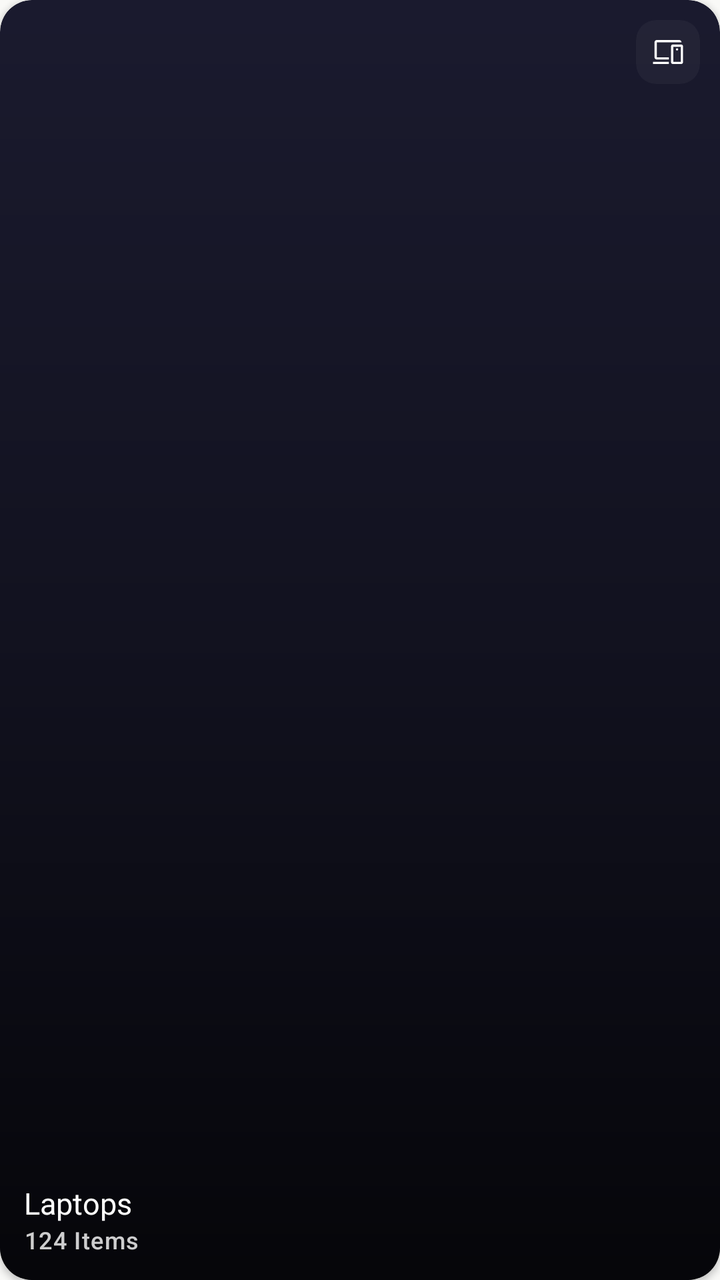
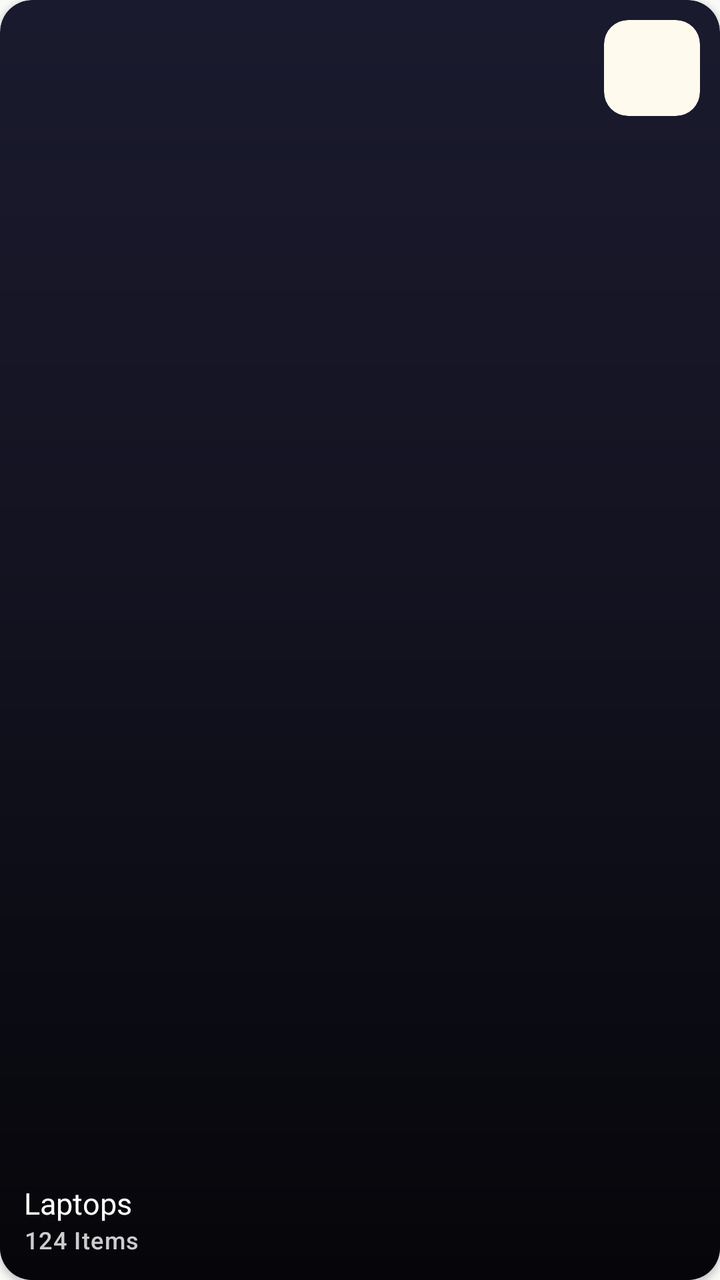

Before-and-after screenshots of an Android layout around one commit, followed by the original layout XML and the change that was made.
<!-- AndroidManifest.xml: application theme Theme.BeckieDealApp -->
<!-- res/layout/item_category_grid.xml -->
﻿<?xml version="1.0" encoding="utf-8"?>
<com.google.android.material.card.MaterialCardView xmlns:android="http://schemas.android.com/apk/res/android"
    xmlns:app="http://schemas.android.com/apk/res-auto"
    android:layout_width="0dp"
    android:layout_height="@dimen/category_card_height"
    android:layout_columnWeight="1"
    android:layout_margin="6dp"
    app:cardCornerRadius="16dp"
    app:cardElevation="2dp"
    app:strokeWidth="0dp"
    app:cardBackgroundColor="#1A1A2E">

    
    <ImageView
        android:id="@+id/categoryBgImage"
        android:layout_width="match_parent"
        android:layout_height="match_parent"
        android:scaleType="centerCrop" />

    
    <View
        android:layout_width="match_parent"
        android:layout_height="match_parent"
        android:background="@drawable/category_card_gradient" />

    
    <TextView
        android:id="@+id/hotBadge"
        android:layout_width="wrap_content"
        android:layout_height="wrap_content"
        android:layout_gravity="top|start"
        android:layout_margin="10dp"
        android:background="@drawable/badge_pill"
        android:backgroundTint="@color/primary"
        android:paddingHorizontal="8dp"
        android:paddingVertical="3dp"
        android:text="HOT"
        android:textAppearance="@style/TextAppearance.App.Label"
        android:textColor="@color/white_fixed"
        android:visibility="gone" />

    
    <com.google.android.material.card.MaterialCardView
        android:layout_width="32dp"
        android:layout_height="32dp"
        android:layout_gravity="top|end"
        android:layout_margin="10dp"
        app:cardCornerRadius="10dp"
        app:cardElevation="0dp"
        app:cardBackgroundColor="#33FFFFFF"
        app:strokeWidth="0dp">
        <ImageView
            android:id="@+id/categorySmallIcon"
            android:layout_width="18dp"
            android:layout_height="18dp"
            android:layout_gravity="center"
            android:src="@drawable/devices_24"
            app:tint="@android:color/white" />
    </com.google.android.material.card.MaterialCardView>

    
    <LinearLayout
        android:layout_width="match_parent"
        android:layout_height="wrap_content"
        android:layout_gravity="bottom"
        android:orientation="vertical"
        android:paddingStart="12dp"
        android:paddingEnd="12dp"
        android:paddingBottom="12dp">

        <TextView
            android:id="@+id/categoryTitle"
            android:layout_width="wrap_content"
            android:layout_height="wrap_content"
            android:text="Laptops"
            android:textAppearance="@style/TextAppearance.App.CardPrice"
            android:textColor="@android:color/white" />

        <TextView
            android:id="@+id/categoryItemsCount"
            android:layout_width="wrap_content"
            android:layout_height="wrap_content"
            android:text="124 Items"
            android:textAppearance="@style/TextAppearance.App.Label"
            android:textAllCaps="false"
            android:textColor="#CCFFFFFF" />

    </LinearLayout>

</com.google.android.material.card.MaterialCardView>
<!-- resources referenced by this layout -->
<resources>
  <color name="primary">#FDC011</color>
  <color name="white_fixed">#FFFFFF</color>
  <dimen name="category_card_height">150dp</dimen>
  <!-- drawable devices_24 (drawable) -->
  <vector xmlns:android="http://schemas.android.com/apk/res/android"
      android:width="48dp"
      android:height="48dp"
      android:viewportWidth="960"
      android:viewportHeight="960">
      
      <group android:translateY="960">
          <path
              android:fillColor="#F97316"
              android:pathData="M501-540ZM80-160v-60h421v60H80Zm100-120q-24,0 -42,-18t-18,-42v-400q0,-24 18,-42t42,-18h600q24,0 42,18t18,42H180v400h321v60H180Zm640,60v-400H621v400h199Zm-214,60q-18,0 -31.5,-13.5T561,-205v-430q0,-18 13.5,-31.5T606,-680h229q18,0 31.5,13.5T880,-635v430q0,18 -13.5,31.5T835,-160H606Zm115,-360q12,0 21,-9t9,-21q0,-12 -9,-21t-21.48,-9Q709,-580 700,-571t-9,21.48q0,11.52 9,20.52t21,9Zm0,100Z" />
      </group>
  </vector>
  <style name="TextAppearance.App.CardPrice" parent="TextAppearance.Material3.BodyLarge">
          <item name="android:fontFamily">@font/synonym_semibold</item>
          <item name="android:textSize">15sp</item>
          <item name="android:letterSpacing">0</item>
          <item name="android:textColor">@color/text_primary</item>
      </style>
  <style name="Theme.BeckieDealApp" parent="Base.Theme.BeckieDealApp">
          <item name="buttonStyle">@style/Widget.App.Button</item>
          <item name="materialButtonStyle">@style/Widget.App.Button</item>
      </style>
  <color name="surface">#FFFFFF</color>
  <color name="text_primary">#1E293B</color>
  <color name="text_secondary">#64748B</color>
  <style name="Widget.App.Button" parent="Widget.Material3.Button">
          <item name="shapeAppearance">@style/ShapeAppearance.App.Button.Pill</item>
          <item name="android:textAppearance">@style/TextAppearance.App.Button</item>
      </style>
  <color name="on_primary">#FFFFFF</color>
  <color name="primary_container">#FDC011</color>
  <color name="on_primary_container">#582200</color>
  <color name="background">#F9F9F7</color>
  <color name="chip_selected_bg">#3E2723</color>
  <color name="on_surface">#251913</color>
  <style name="TextAppearance.App.ScreenTitle" parent="TextAppearance.Material3.HeadlineMedium">
          <item name="android:fontFamily">@font/amulya_bold</item>
          <item name="android:textSize">28sp</item>
          <item name="android:letterSpacing">-0.02</item>
          <item name="android:textColor">#000000</item>
      </style>
  <style name="TextAppearance.App.PriceHero" parent="TextAppearance.Material3.TitleLarge">
          <item name="android:fontFamily">@font/amulya_bold</item>
          <item name="android:textSize">22sp</item>
          <item name="android:letterSpacing">-0.01</item>
          <item name="android:textColor">@color/text_primary</item>
      </style>
  <style name="TextAppearance.App.CardProductName" parent="TextAppearance.Material3.BodyLarge">
          <item name="android:fontFamily">@font/synonym_medium</item>
          <item name="android:textSize">15sp</item>
          <item name="android:letterSpacing">0</item>
          <item name="android:textColor">@color/text_primary</item>
      </style>
  <style name="TextAppearance.App.Button" parent="TextAppearance.Material3.LabelLarge">
          <item name="android:fontFamily">@font/synonym_semibold</item>
          <item name="android:textSize">15sp</item>
          <item name="android:letterSpacing">0.01</item>
          <item name="android:textAllCaps">false</item>
      </style>
  <style name="ShapeAppearance.App.Button.Pill" parent="">
          <item name="cornerFamily">rounded</item>
          <item name="cornerSize">50%</item>
      </style>
  <color name="nav_indicator_fill">#FFF1EB</color>
  <style name="ShapeAppearance.App.BottomNav.ActiveIndicator" parent="">
          <item name="cornerFamily">rounded</item>
          <item name="cornerSize">50%</item>
      </style>
  <!-- unchanged entries left out for length: 10 -->
</resources>

<!-- the commit's change to res/layout/item_category_grid.xml (unified diff, before → after) -->
@@ -41,21 +41,21 @@
 
     
     <com.google.android.material.card.MaterialCardView
-        android:layout_width="32dp"
-        android:layout_height="32dp"
+        android:layout_width="48dp"
+        android:layout_height="48dp"
         android:layout_gravity="top|end"
         android:layout_margin="10dp"
-        app:cardCornerRadius="10dp"
+        app:cardCornerRadius="12dp"
         app:cardElevation="0dp"
-        app:cardBackgroundColor="#33FFFFFF"
+        app:cardBackgroundColor="#FFFFFF"
         app:strokeWidth="0dp">
         <ImageView
-            android:id="@+id/categorySmallIcon"
-            android:layout_width="18dp"
-            android:layout_height="18dp"
+            android:id="@+id/categoryImage"
+            android:layout_width="match_parent"
+            android:layout_height="match_parent"
             android:layout_gravity="center"
-            android:src="@drawable/devices_24"
-            app:tint="@android:color/white" />
+            android:scaleType="fitCenter"
+            android:contentDescription="Category 3D Image" />
     </com.google.android.material.card.MaterialCardView>
 
     
<!-- resource entries referenced after the edit -->
@@ -3,19 +3,6 @@
   <color name="primary">#FDC011</color>
   <color name="white_fixed">#FFFFFF</color>
   <dimen name="category_card_height">150dp</dimen>
-  <!-- drawable devices_24 (drawable) -->
-  <vector xmlns:android="http://schemas.android.com/apk/res/android"
-      android:width="48dp"
-      android:height="48dp"
-      android:viewportWidth="960"
-      android:viewportHeight="960">
-      
-      <group android:translateY="960">
-          <path
-              android:fillColor="#F97316"
-              android:pathData="M501-540ZM80-160v-60h421v60H80Zm100-120q-24,0 -42,-18t-18,-42v-400q0,-24 18,-42t42,-18h600q24,0 42,18t18,42H180v400h321v60H180Zm640,60v-400H621v400h199Zm-214,60q-18,0 -31.5,-13.5T561,-205v-430q0,-18 13.5,-31.5T606,-680h229q18,0 31.5,13.5T880,-635v430q0,18 -13.5,31.5T835,-160H606Zm115,-360q12,0 21,-9t9,-21q0,-12 -9,-21t-21.48,-9Q709,-580 700,-571t-9,21.48q0,11.52 9,20.52t21,9Zm0,100Z" />
-      </group>
-  </vector>
   <style name="TextAppearance.App.CardPrice" parent="TextAppearance.Material3.BodyLarge">
           <item name="android:fontFamily">@font/synonym_semibold</item>
           <item name="android:textSize">15sp</item>
